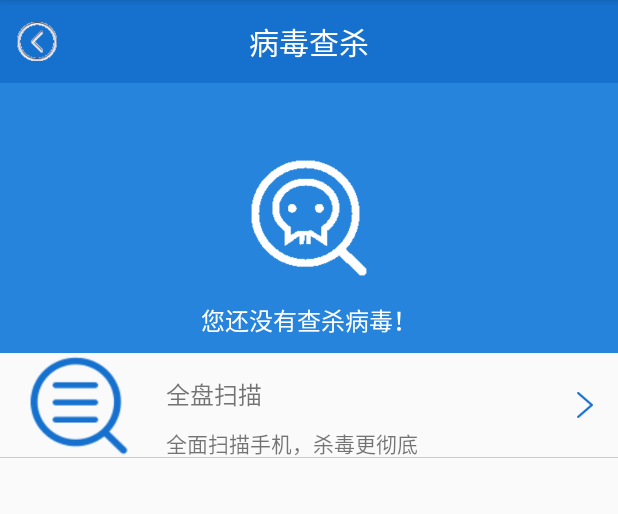
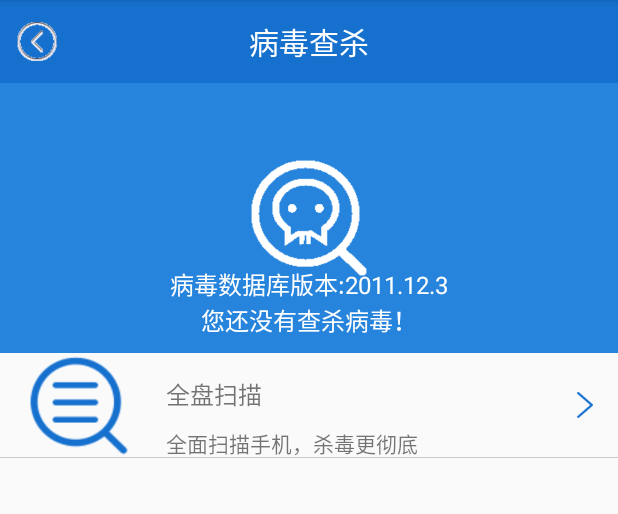
Before and after one commit to abbvvv/MobileGuard39, an Android app: the VirusScanActivity screen opened directly, with no data from a screen before it, on a phone screen of 412 x 824 dp, the part 84-598 px from its top. Run offline under Robolectric (Android 15) with nearby library versions, the phone set to English and light mode, and no system bars.

Commit message:
m6清理缓存界面出来了，并在m5手机杀毒中增加了下载最新病毒库功能，基本功能实现，但是扫不出病毒，解决中......

```diff
--- a/app/src/main/java/cn/edu/gdmec/android/mobileguard/m1home/HomeActivity.java
+++ b/app/src/main/java/cn/edu/gdmec/android/mobileguard/m1home/HomeActivity.java
@@ -59,7 +59,8 @@ public class HomeActivity extends AppCompatActivity{
                         }
                         break;
                     case 1:
-                        startActivity(SecurityPhoneActivity.class);
+                        Intent intent = new Intent(HomeActivity.this, SecurityPhoneActivity.class);
+                        startActivity(intent);
                         break;
                     case 2:
                         startActivity(AppManagerActivity.class);
--- a/app/src/main/java/cn/edu/gdmec/android/mobileguard/m5virusscan/VirusScanActivity.java
+++ b/app/src/main/java/cn/edu/gdmec/android/mobileguard/m5virusscan/VirusScanActivity.java
@@ -2,6 +2,9 @@ package cn.edu.gdmec.android.mobileguard.m5virusscan;
 
 import android.content.Intent;
 import android.content.SharedPreferences;
+import android.os.Environment;
+import android.os.Handler;
+import android.os.Message;
 import android.support.v7.app.AppCompatActivity;
 import android.os.Bundle;
 import android.util.Log;
@@ -10,40 +13,83 @@ import android.widget.ImageView;
 import android.widget.TextView;
 
 import java.io.File;
+import java.io.FileInputStream;
 import java.io.FileOutputStream;
 import java.io.InputStream;
 
 import cn.edu.gdmec.android.mobileguard.R;
+import cn.edu.gdmec.android.mobileguard.m1home.utils.VersionUpdateUtils;
+import cn.edu.gdmec.android.mobileguard.m5virusscan.dao.AntiVirusDao;
 
 public class VirusScanActivity extends AppCompatActivity implements View.OnClickListener{
     private TextView mLastTimeTV;
     private SharedPreferences mSP;
+    private TextView mVersionTV;
     @Override
     protected void onCreate(Bundle savedInstanceState) {
         super.onCreate(savedInstanceState);
         setContentView(R.layout.activity_virus_scan);
         mSP = getSharedPreferences("config",MODE_PRIVATE);
-        copyDB("antivirus.db");
+        copyDB("antivirus.db","");
         initView();
     }
+    public void updateVesion(String dbVersion){
+        final VersionUpdateUtils versionUpdateUtils = new VersionUpdateUtils(dbVersion,VirusScanActivity.this,downloadCallback,null);
+        new Thread(){
+            @Override
+            public void run() {
+                super.run();
+                versionUpdateUtils.getCloudVersion("http://android2017.duapp.com/virusupdateinfo.html");
+            }
+        }.start();
+    }
+    VersionUpdateUtils.DownloadCallback downloadCallback = new VersionUpdateUtils.DownloadCallback() {
+        @Override
+        public void afterDownload(String filename) {
+            copyDB("antivirus.db", Environment.getExternalStoragePublicDirectory("/download/").getPath());
+        }
+    };
 
     @Override
     protected void onResume() {
         String string=mSP.getString("lastVirusScan","您还没有查杀病毒！");
         mLastTimeTV.setText(string);
+        /*AntiVirusDao dao = new AntiVirusDao(VirusScanActivity.this);
+        String virusVersion = dao.getVirusVersion();
+        mVersionTV = (TextView) findViewById(R.id.tv_version);
+        mVersionTV.setText("病毒数据库版本:"+virusVersion);
+        updateVesion(virusVersion);*/
         super.onResume();
     }
+    Handler handler = new Handler(){
+        @Override
+        public void handleMessage(Message msg) {
+            AntiVirusDao dao = new AntiVirusDao(VirusScanActivity.this);
+            String virusVersion = dao.getVirusVersion();
+            mVersionTV = (TextView) findViewById(R.id.tv_version);
+            mVersionTV.setText("病毒数据库版本:"+virusVersion);
+            updateVesion(virusVersion);
+            super.handleMessage(msg);
+        }
+    };
 
-    private void copyDB(final String dbname){
+    private void copyDB(final String dbname,final String fromPath){
         new Thread(){
             public void run(){
                 try{
                     File file = new File(getFilesDir(),dbname);
-                    if(file.exists()&&file.length()>0){
+                    if(file.exists()&&file.length()>0&&fromPath.equals("")){
                         Log.i("VirusScanActivity","数据库已存在！");
+                        handler.sendEmptyMessage(0);
                         return;
                     }
                     InputStream is = getAssets().open(dbname);
+                    if (fromPath.equals("")){
+                        is = getAssets().open(dbname);
+                    }else{
+                        file = new File(fromPath,"antivirus.db");
+                        is= new FileInputStream(file);
+                    }
                     FileOutputStream fos = openFileOutput(dbname,MODE_PRIVATE);
                     byte[] buffer = new byte[1024];
                     int len = 0;
@@ -52,6 +98,7 @@ public class VirusScanActivity extends AppCompatActivity implements View.OnClick
                     }
                     is.close();
                     fos.close();
+                    handler.sendEmptyMessage(0);
                 }catch (Exception e){
                     e.printStackTrace();
                 }
@@ -66,6 +113,7 @@ public class VirusScanActivity extends AppCompatActivity implements View.OnClick
         mLeftImgv.setImageResource(R.drawable.back);
         mLastTimeTV = (TextView) findViewById(R.id.tv_lastscantime);
         findViewById(R.id.rl_allscanvirus).setOnClickListener(this);
+
     }
 
     @Override
--- a/app/src/main/java/cn/edu/gdmec/android/mobileguard/m5virusscan/dao/AntiVirusDao.java
+++ b/app/src/main/java/cn/edu/gdmec/android/mobileguard/m5virusscan/dao/AntiVirusDao.java
@@ -26,4 +26,15 @@ public class AntiVirusDao {
         db.close();
         return desc;
     }
+    public String getVirusVersion(){
+        String virusVersion = "";
+        SQLiteDatabase db = SQLiteDatabase.openDatabase(dbname, null, SQLiteDatabase.OPEN_READONLY);
+        Cursor cursor = db.rawQuery("select major||'.'||minor||'.'||build from version",null);
+        if (cursor.moveToNext()){
+            virusVersion = cursor.getString(0);
+        }
+        cursor.close();
+        db.close();
+        return virusVersion;
+    }
 }
--- a/app/src/main/res/layout/activity_virus_scan.xml
+++ b/app/src/main/res/layout/activity_virus_scan.xml
@@ -15,6 +15,13 @@
             android:layout_height="80dp"
             android:layout_centerInParent="true"
             android:background="@drawable/virusscan_icon"/>
+        <TextView
+            android:id="@+id/tv_version"
+            style="@style/textview16sp"
+            android:layout_centerHorizontal="true"
+            android:text="病毒数据库版本:"
+            android:layout_above="@+id/tv_lastscantime"
+            android:textColor="@color/white"/>
         <TextView
            android:id="@+id/tv_lastscantime"
             style="@style/textview16sp"
```
Also changed, not shown: app/src/main/AndroidManifest.xml (+17 -4 lines), app/src/main/java/cn/edu/gdmec/android/mobileguard/SplashActivity.java (+9 -2 lines), app/src/main/java/cn/edu/gdmec/android/mobileguard/m1home/utils/MyUtils.java (+6 -4 lines), app/src/main/java/cn/edu/gdmec/android/mobileguard/m1home/utils/VersionUpdateUtils.java (+69 -7 lines).
